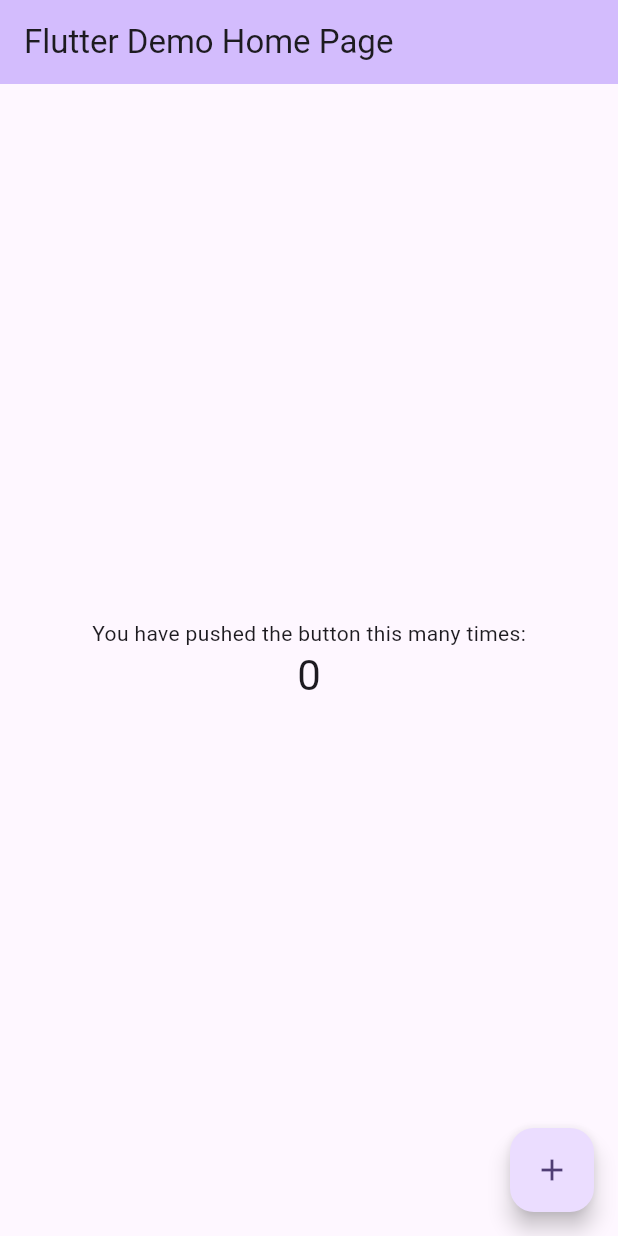
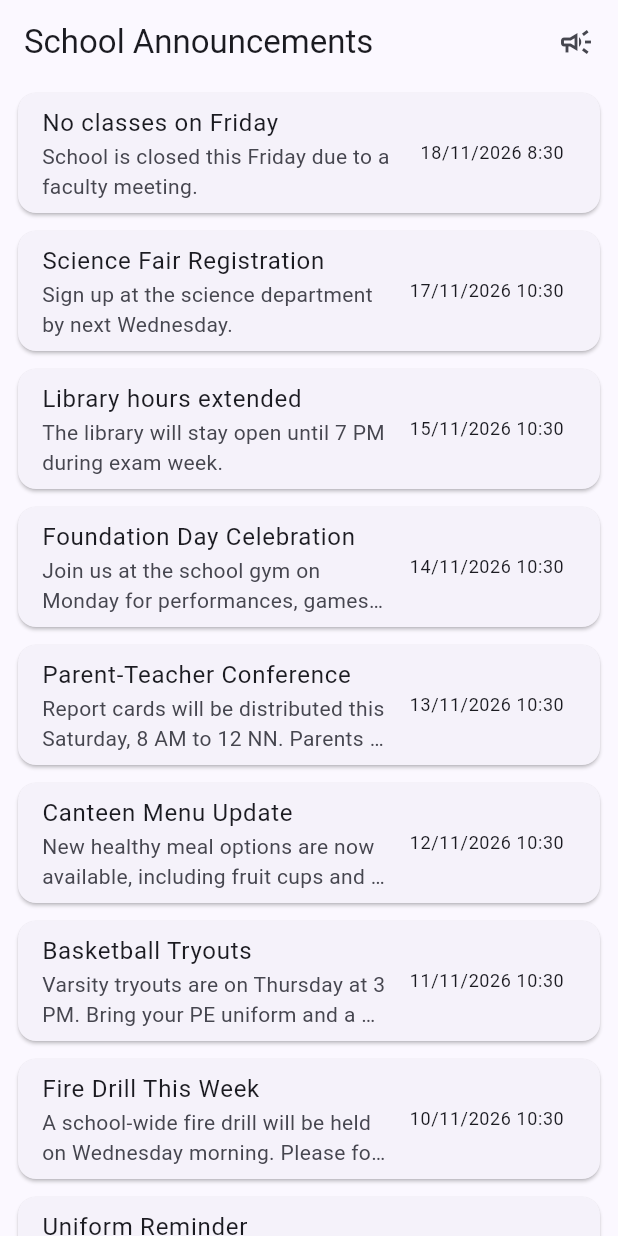
Before and after one commit to emmanueldejesus11/CSIT284-Capstone-Buenaventura, a Flutter app: the screen it shows after launch, on a phone screen of 412 x 824 dp. Run offline on Flutter 3.47's test engine with Material 3 defaults, Android fonts, the phone set to English and light mode, and no system bars.

Commit message:
Add more dummy announcements

```diff
--- a/capstone_buenaventura/lib/data/dummy_data.dart
+++ b/capstone_buenaventura/lib/data/dummy_data.dart
@@ -0,0 +1,64 @@
+import '../models/announcement.dart';
+
+final List<Announcement> dummyAnnouncements = [
+  Announcement(
+    id: '1',
+    title: 'No classes on Friday',
+    body: 'School is closed this Friday due to a faculty meeting.',
+    createdAt: DateTime.now().subtract(const Duration(hours: 2)),
+  ),
+  Announcement(
+    id: '2',
+    title: 'Science Fair Registration',
+    body: 'Sign up at the science department by next Wednesday.',
+    createdAt: DateTime.now().subtract(const Duration(days: 1)),
+  ),
+  Announcement(
+    id: '3',
+    title: 'Library hours extended',
+    body: 'The library will stay open until 7 PM during exam week.',
+    createdAt: DateTime.now().subtract(const Duration(days: 3)),
+  ),
+  Announcement(
+    id: '4',
+    title: 'Foundation Day Celebration',
+    body: 'Join us at the school gym on Monday for performances, games, and food booths. Wear your class shirt!',
+    createdAt: DateTime.now().subtract(const Duration(days: 4)),
+  ),
+  Announcement(
+    id: '5',
+    title: 'Parent-Teacher Conference',
+    body: 'Report cards will be distributed this Saturday, 8 AM to 12 NN. Parents are encouraged to attend.',
+    createdAt: DateTime.now().subtract(const Duration(days: 5)),
+  ),
+  Announcement(
+    id: '6',
+    title: 'Canteen Menu Update',
+    body: 'New healthy meal options are now available, including fruit cups and vegetable sandwiches.',
+    createdAt: DateTime.now().subtract(const Duration(days: 6)),
+  ),
+  Announcement(
+    id: '7',
+    title: 'Basketball Tryouts',
+    body: 'Varsity tryouts are on Thursday at 3 PM. Bring your PE uniform and a signed medical clearance.',
+    createdAt: DateTime.now().subtract(const Duration(days: 7)),
+  ),
+  Announcement(
+    id: '8',
+    title: 'Fire Drill This Week',
+    body: 'A school-wide fire drill will be held on Wednesday morning. Please follow your teacher\'s instructions.',
+    createdAt: DateTime.now().subtract(const Duration(days: 8)),
+  ),
+  Announcement(
+    id: '9',
+    title: 'Uniform Reminder',
+    body: 'Students must wear the complete school uniform and ID every day starting next week.',
+    createdAt: DateTime.now().subtract(const Duration(days: 9)),
+  ),
+  Announcement(
+    id: '10',
+    title: 'Book Drive for Charity',
+    body: 'Donate your gently used books at the library until the end of the month. All books go to local community libraries.',
+    createdAt: DateTime.now().subtract(const Duration(days: 10)),
+  ),
+];
--- a/capstone_buenaventura/lib/main.dart
+++ b/capstone_buenaventura/lib/main.dart
@@ -1,122 +1,20 @@
 import 'package:flutter/material.dart';
+import 'screens/home_screen.dart';
 
-void main() {
-  runApp(const MyApp());
-}
+void main() => runApp(const MyApp());
 
 class MyApp extends StatelessWidget {
   const MyApp({super.key});
 
-  // This widget is the root of your application.
   @override
   Widget build(BuildContext context) {
     return MaterialApp(
-      title: 'Flutter Demo',
+      title: 'School Announcement Board',
       theme: ThemeData(
-        // This is the theme of your application.
-        //
-        // TRY THIS: Try running your application with "flutter run". You'll see
-        // the application has a purple toolbar. Then, without quitting the app,
-        // try changing the seedColor in the colorScheme below to Colors.green
-        // and then invoke "hot reload" (save your changes or press the "hot
-        // reload" button in a Flutter-supported IDE, or press "r" if you used
-        // the command line to start the app).
-        //
-        // Notice that the counter didn't reset back to zero; the application
-        // state is not lost during the reload. To reset the state, use hot
-        // restart instead.
-        //
-        // This works for code too, not just values: Most code changes can be
-        // tested with just a hot reload.
-        colorScheme: .fromSeed(seedColor: Colors.deepPurple),
+        colorSchemeSeed: Colors.indigo,
+        useMaterial3: true,
       ),
-      home: const MyHomePage(title: 'Flutter Demo Home Page'),
+      home: const HomeScreen(),
     );
   }
 }
-
-class MyHomePage extends StatefulWidget {
-  const MyHomePage({super.key, required this.title});
-
-  // This widget is the home page of your application. It is stateful, meaning
-  // that it has a State object (defined below) that contains fields that affect
-  // how it looks.
-
-  // This class is the configuration for the state. It holds the values (in this
-  // case the title) provided by the parent (in this case the App widget) and
-  // used by the build method of the State. Fields in a Widget subclass are
-  // always marked "final".
-
-  final String title;
-
-  @override
-  State<MyHomePage> createState() => _MyHomePageState();
-}
-
-class _MyHomePageState extends State<MyHomePage> {
-  int _counter = 0;
-
-  void _incrementCounter() {
-    setState(() {
-      // This call to setState tells the Flutter framework that something has
-      // changed in this State, which causes it to rerun the build method below
-      // so that the display can reflect the updated values. If we changed
-      // _counter without calling setState(), then the build method would not be
-      // called again, and so nothing would appear to happen.
-      _counter++;
-    });
-  }
-
-  @override
-  Widget build(BuildContext context) {
-    // This method is rerun every time setState is called, for instance as done
-    // by the _incrementCounter method above.
-    //
-    // The Flutter framework has been optimized to make rerunning build methods
-    // fast, so that you can just rebuild anything that needs updating rather
-    // than having to individually change instances of widgets.
-    return Scaffold(
-      appBar: AppBar(
-        // TRY THIS: Try changing the color here to a specific color (to
-        // Colors.amber, perhaps?) and trigger a hot reload to see the AppBar
-        // change color while the other colors stay the same.
-        backgroundColor: Theme.of(context).colorScheme.inversePrimary,
-        // Here we take the value from the MyHomePage object that was created by
-        // the App.build method, and use it to set our appbar title.
-        title: Text(widget.title),
-      ),
-      body: Center(
-        // Center is a layout widget. It takes a single child and positions it
-        // in the middle of the parent.
-        child: Column(
-          // Column is also a layout widget. It takes a list of children and
-          // arranges them vertically. By default, it sizes itself to fit its
-          // children horizontally, and tries to be as tall as its parent.
-          //
-          // Column has various properties to control how it sizes itself and
-          // how it positions its children. Here we use mainAxisAlignment to
-          // center the children vertically; the main axis here is the vertical
-          // axis because Columns are vertical (the cross axis would be
-          // horizontal).
-          //
-          // TRY THIS: Invoke "debug painting" (choose the "Toggle Debug Paint"
-          // action in the IDE, or press "p" in the console), to see the
-          // wireframe for each widget.
-          mainAxisAlignment: .center,
-          children: [
-            const Text('You have pushed the button this many times:'),
-            Text(
-              '$_counter',
-              style: Theme.of(context).textTheme.headlineMedium,
-            ),
-          ],
-        ),
-      ),
-      floatingActionButton: FloatingActionButton(
-        onPressed: _incrementCounter,
-        tooltip: 'Increment',
-        child: const Icon(Icons.add),
-      ),
-    );
-  }
-}
--- a/capstone_buenaventura/lib/models/announcement.dart
+++ b/capstone_buenaventura/lib/models/announcement.dart
@@ -0,0 +1,13 @@
+class Announcement {
+  final String id;
+  final String title;
+  final String body;
+  final DateTime createdAt;
+
+  Announcement({
+    required this.id,
+    required this.title,
+    required this.body,
+    required this.createdAt,
+  });
+}
--- a/capstone_buenaventura/lib/screens/home_screen.dart
+++ b/capstone_buenaventura/lib/screens/home_screen.dart
@@ -0,0 +1,62 @@
+import 'package:flutter/material.dart';
+import '../data/dummy_data.dart';
+import '../models/announcement.dart';
+import 'admin_screen.dart';
+
+class HomeScreen extends StatefulWidget {
+  const HomeScreen({super.key});
+
+  @override
+  State<HomeScreen> createState() => _HomeScreenState();
+}
+
+class _HomeScreenState extends State<HomeScreen> {
+  final List<Announcement> _items = [...dummyAnnouncements];
+
+  Future<void> _openAdmin() async {
+    final result = await Navigator.push<Announcement>(
+      context,
+      MaterialPageRoute(builder: (_) => const AdminScreen()),
+    );
+    if (result != null) {
+      setState(() => _items.insert(0, result));
+    }
+  }
+
+  String _formatDate(DateTime d) =>
+      '${d.day}/${d.month}/${d.year} ${d.hour}:${d.minute.toString().padLeft(2, '0')}';
+
+  @override
+  Widget build(BuildContext context) {
+    return Scaffold(
+      appBar: AppBar(
+        title: const Text('School Announcements'),
+        actions: [
+          // Hidden-ish admin entry: long-press the icon
+          GestureDetector(
+            onLongPress: _openAdmin,
+            child: const Padding(
+              padding: EdgeInsets.all(16),
+              child: Icon(Icons.campaign_outlined),
+            ),
+          ),
+        ],
+      ),
+      body: ListView.builder(
+        itemCount: _items.length,
+        itemBuilder: (context, i) {
+          final a = _items[i];
+          return Card(
+            margin: const EdgeInsets.symmetric(horizontal: 12, vertical: 6),
+            child: ListTile(
+              title: Text(a.title),
+              subtitle: Text(a.body, maxLines: 2, overflow: TextOverflow.ellipsis),
+              trailing: Text(_formatDate(a.createdAt),
+                  style: Theme.of(context).textTheme.bodySmall),
+            ),
+          );
+        },
+      ),
+    );
+  }
+}
```
Also changed, not shown: capstone_buenaventura/lib/screens/admin_screen.dart (+72 -0 lines).
